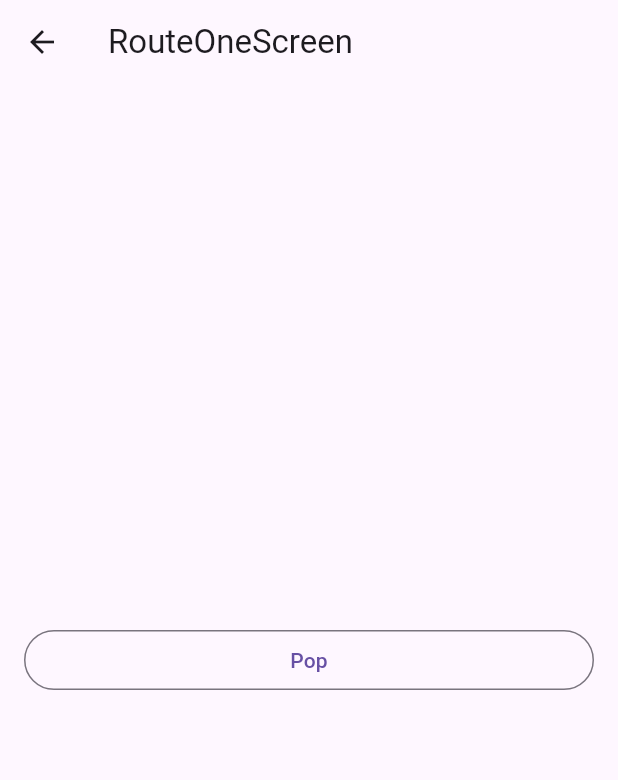
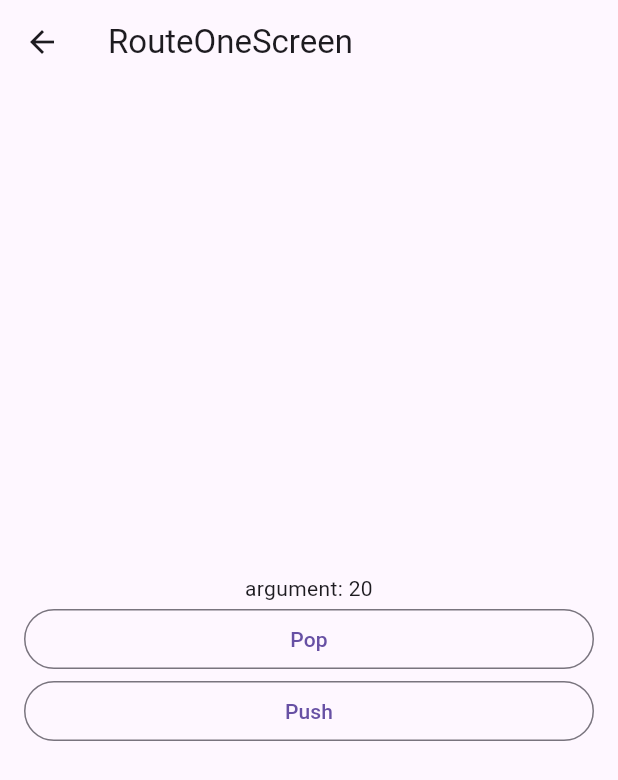
Before and after one commit to bingbingpa/hello-flutter, a Flutter app: the screen it shows after launch, after a tap on "Push", on a phone screen of 412 x 824 dp. Shown: the top 780 px of the screen. Run offline on Flutter 3.47's test engine with Material 3 defaults, Android fonts, the phone set to English and light mode, and no system bars; our stand-ins replace webview_flutter.

Commit message:
[Navigator] Argument 보내기

```diff
--- a/navigation/lib/screen/home_screen.dart
+++ b/navigation/lib/screen/home_screen.dart
@@ -12,14 +12,17 @@ class HomeScreen extends StatelessWidget {
       title: 'HomeScreen',
       children: [
         OutlinedButton(
-          onPressed: () {
-            Navigator.of(context).push(
+          onPressed: () async {
+            final result = await Navigator.of(context).push(
               MaterialPageRoute(
                 builder: (BuildContext context) {
-                  return RouteOneScreen();
+                  return RouteOneScreen(
+                    number: 20,
+                  );
                 },
               ),
             );
+            print(result);
           },
           child: Text('Push'),
         )
--- a/navigation/lib/screen/route_one_screen.dart
+++ b/navigation/lib/screen/route_one_screen.dart
@@ -1,20 +1,44 @@
 import 'package:flutter/material.dart';
 import 'package:navigation/layout/default_layout.dart';
+import 'package:navigation/screen/route_two_screen.dart';
 
 class RouteOneScreen extends StatelessWidget {
-  const RouteOneScreen({super.key});
+  final int number;
+
+  const RouteOneScreen({super.key, required this.number});
 
   @override
   Widget build(BuildContext context) {
     return DefaultLayout(
       title: 'RouteOneScreen',
       children: [
+        Text(
+          'argument: $number',
+          textAlign: TextAlign.center,
+        ),
         OutlinedButton(
           onPressed: () {
-            Navigator.of(context).pop();
+            Navigator.of(context).pop(
+              456,
+            );
           },
           child: Text('Pop'),
         ),
+        OutlinedButton(
+          onPressed: () {
+            Navigator.of(context).push(
+              MaterialPageRoute(
+                builder: (BuildContext context) {
+                  return RouteTwoScreen();
+                },
+                settings: RouteSettings(
+                  arguments: 789,
+                ),
+              ),
+            );
+          },
+          child: Text('Push'),
+        )
       ],
     );
   }
```
Also changed, not shown: navigation/lib/screen/route_two_screen.dart (+26 -0 lines).
